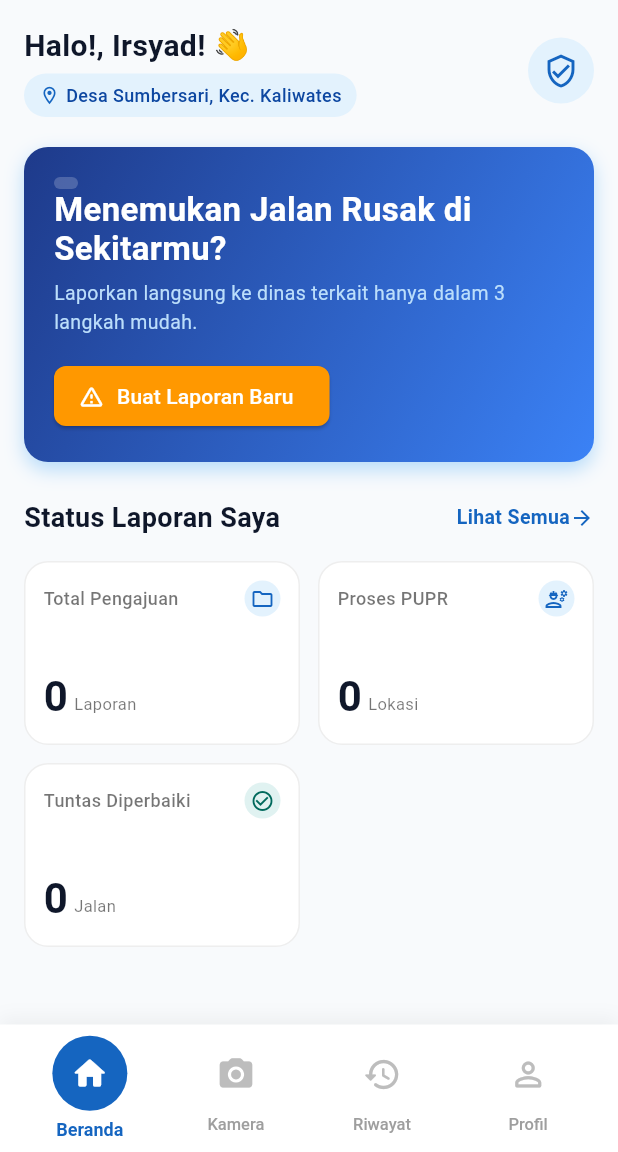
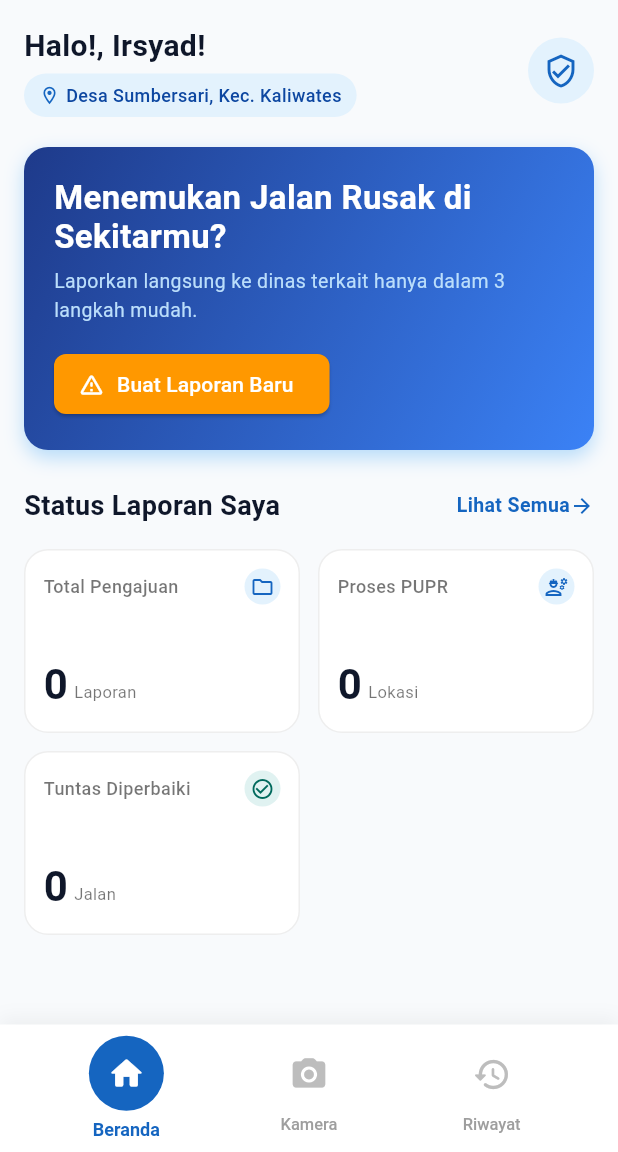
Before and after one commit to ChainFYN/WMA-MG-6_SIGAP-MOBILE, a Flutter app: the CamatPage screen opened directly, on a phone screen of 412 x 824 dp, the part 84-1236 px from its top. Run offline on Flutter 3.47's test engine with Material 3 defaults, Android fonts, the phone set to English and light mode, and no system bars; Roboto replaces fonts that are missing (Arial).

Commit message:
fixing Camat_Page

```diff
--- a/lib/screens/camat_page.dart
+++ b/lib/screens/camat_page.dart
@@ -76,7 +76,7 @@ class _CamatPageState extends State<CamatPage> {
             _buildNavItem(0, Icons.home_rounded, 'Beranda'),
             _buildNavItem(1, Icons.camera_alt_rounded, 'Kamera'),
             _buildNavItem(2, Icons.history_rounded, 'Riwayat'),
-            _buildNavItem(3, Icons.person_outline_rounded, 'Profil'),
+            // _buildNavItem(3, Icons.person_outline_rounded, 'Profil'),
           ],
         ),
       ),
@@ -261,7 +261,7 @@ class _CamatPageState extends State<CamatPage> {
           crossAxisAlignment: CrossAxisAlignment.start,
           children: [
             const Text(
-              'Halo!, Irsyad! 👋',
+              'Halo!, Irsyad!',
               style: TextStyle(fontSize: 20, fontWeight: FontWeight.bold, color: Color(0xFF0F172A)),
             ),
             const SizedBox(height: 4),
@@ -318,11 +318,11 @@ class _CamatPageState extends State<CamatPage> {
         crossAxisAlignment: CrossAxisAlignment.start,
         children: [
           Container(
-            padding: const EdgeInsets.symmetric(horizontal: 8, vertical: 4),
-            decoration: BoxDecoration(
-              color: Colors.white.withOpacity(0.2),
-              borderRadius: BorderRadius.circular(12),
-            ),
+            // padding: const EdgeInsets.symmetric(horizontal: 8, vertical: 4),
+            // decoration: BoxDecoration(
+            //   color: Colors.white.withOpacity(0.2),
+            //   borderRadius: BorderRadius.circular(12),
+            // ),
             child: const Row(
               mainAxisSize: MainAxisSize.min,
             ),
--- a/lib/screens/home_page.dart
+++ b/lib/screens/home_page.dart
@@ -76,7 +76,7 @@ class _HomePageState extends State<HomePage> {
             _buildNavItem(0, Icons.home_rounded, 'Beranda'),
             _buildNavItem(1, Icons.camera_alt_rounded, 'Kamera'),
             _buildNavItem(2, Icons.history_rounded, 'Riwayat'),
-            _buildNavItem(3, Icons.person_outline_rounded, 'Profil'),
+            // _buildNavItem(3, Icons.person_outline_rounded, 'Profil'),
           ],
         ),
       ),
@@ -261,7 +261,7 @@ class _HomePageState extends State<HomePage> {
           crossAxisAlignment: CrossAxisAlignment.start,
           children: [
             const Text(
-              'Selamat Pagi, Afan! 👋',
+              'Selamat Pagi, Afan!',
               style: TextStyle(fontSize: 20, fontWeight: FontWeight.bold, color: Color(0xFF0F172A)),
             ),
             const SizedBox(height: 4),
```
